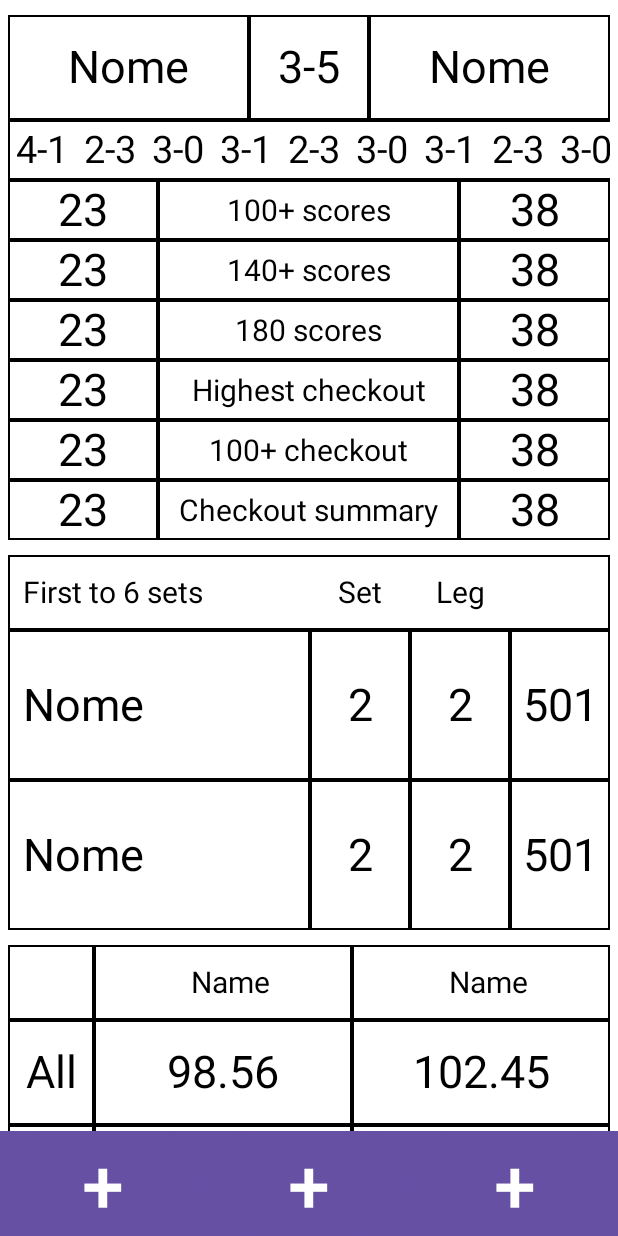
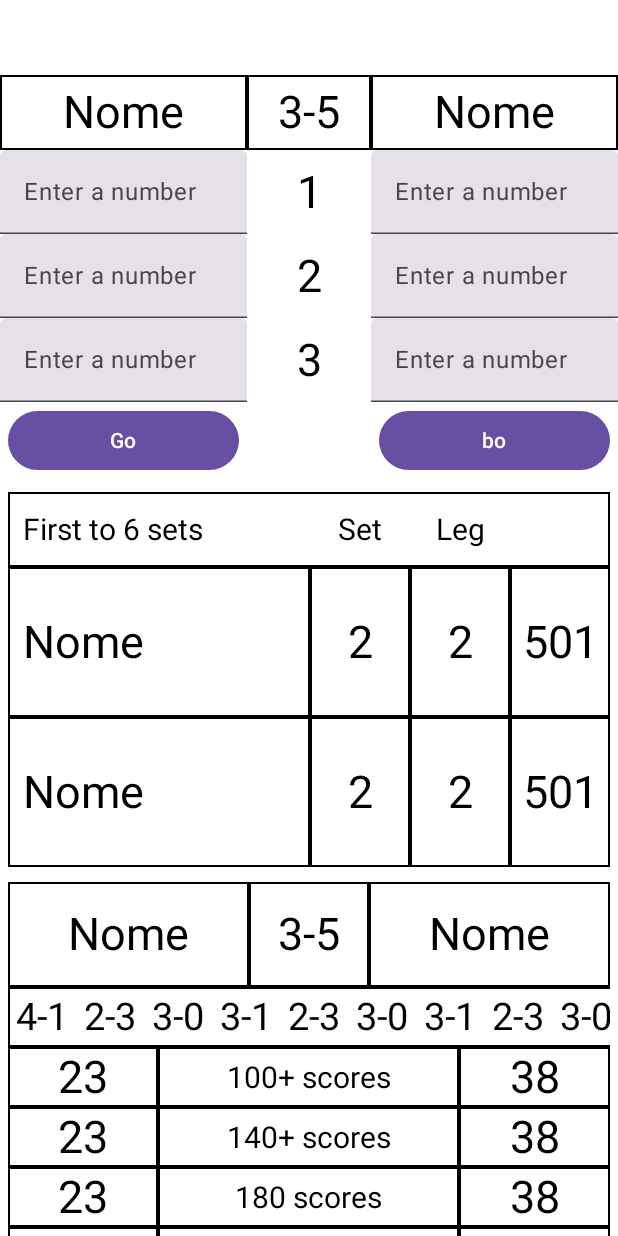
Before and after one commit to GiuliaPeretti/dart-stats, an Android app built with Jetpack Compose: the @Preview function StatsScreen, on a phone screen of 412 x 824 dp. Run offline under Robolectric (Android 15) with nearby library versions, the phone set to English and light mode, and no system bars.

```diff
--- a/app/build.gradle.kts
+++ b/app/build.gradle.kts
@@ -49,6 +49,7 @@ dependencies {
     implementation(libs.androidx.ui.graphics)
     implementation(libs.androidx.ui.tooling.preview)
     implementation(libs.androidx.material3)
+    implementation(libs.androidx.navigation.compose)
     testImplementation(libs.junit)
     androidTestImplementation(libs.androidx.junit)
     androidTestImplementation(libs.androidx.espresso.core)
--- a/app/src/main/java/com/example/dartsstats/MainActivity.kt
+++ b/app/src/main/java/com/example/dartsstats/MainActivity.kt
@@ -4,6 +4,7 @@ import android.os.Bundle
 import androidx.activity.ComponentActivity
 import androidx.activity.compose.setContent
 import androidx.activity.enableEdgeToEdge
+import androidx.activity.viewModels
 import androidx.compose.foundation.layout.fillMaxSize
 import androidx.compose.foundation.layout.padding
 import androidx.compose.material3.Scaffold
@@ -11,13 +12,18 @@ import androidx.compose.material3.Text
 import androidx.compose.runtime.Composable
 import androidx.compose.ui.Modifier
 import androidx.compose.ui.tooling.preview.Preview
+import androidx.lifecycle.ViewModel
+import androidx.lifecycle.ViewModelProvider
 import com.example.dartsstats.ui.theme.Theme
 
 class MainActivity : ComponentActivity() {
+
+
     override fun onCreate(savedInstanceState: Bundle?) {
         super.onCreate(savedInstanceState)
         enableEdgeToEdge()
         setContent {
+            StatsScreen()
         }
     }
 }
--- a/app/src/main/java/com/example/dartsstats/Stats.kt
+++ b/app/src/main/java/com/example/dartsstats/Stats.kt
@@ -5,6 +5,7 @@ import androidx.compose.foundation.border
 import androidx.compose.foundation.gestures.scrollable
 import androidx.compose.foundation.horizontalScroll
 import androidx.compose.foundation.layout.Arrangement
+import androidx.compose.foundation.layout.Box
 import androidx.compose.foundation.layout.Column
 import androidx.compose.foundation.layout.Row
 import androidx.compose.foundation.layout.fillMaxHeight
@@ -13,12 +14,21 @@ import androidx.compose.foundation.layout.fillMaxWidth
 import androidx.compose.foundation.layout.height
 import androidx.compose.foundation.layout.padding
 import androidx.compose.foundation.rememberScrollState
+import androidx.compose.foundation.text.KeyboardOptions
 import androidx.compose.foundation.verticalScroll
+import androidx.compose.material3.Button
+import androidx.compose.material3.OutlinedTextField
 import androidx.compose.material3.Text
+import androidx.compose.material3.TextField
 import androidx.compose.runtime.Composable
+import androidx.compose.runtime.getValue
+import androidx.compose.runtime.mutableStateOf
+import androidx.compose.runtime.remember
+import androidx.compose.runtime.setValue
 import androidx.compose.ui.Alignment
 import androidx.compose.ui.Modifier
 import androidx.compose.ui.graphics.Color
+import androidx.compose.ui.text.input.KeyboardType
 import androidx.compose.ui.tooling.preview.Preview
 import androidx.compose.ui.unit.dp
 import androidx.compose.ui.unit.sp
@@ -39,16 +49,196 @@ fun StatsScreen() {
             .fillMaxSize()
             .background(color = Theme().background)
             .verticalScroll(rememberScrollState())
+            .padding(bottom = 100.dp, top = 50.dp)
 
         //.background(color = Color.White)
     ) {
+
+        var numberInput by remember { mutableStateOf("") }
+
+//        NumericInputField(
+//            value = numberInput,
+//            onValueChange = { newInput -> numberInput = newInput }
+//        )
+//
+//        Row(modifier = Modifier
+//            .fillMaxWidth()
+//            .height(70.dp)
+//            .background(color = Color.Magenta)
+//        ){
+//
+//        }
+        Inputs()
+        ScoreTab()
+
         ClosureStats()
-        ScoreTab()
+
         AverageTab()
     }
-    NavigationBar()
+    //NavigationBar()
 }
 
+@Composable
+fun Inputs(){
+    Column(modifier=Modifier
+        .fillMaxWidth()
+        .background(color = Theme().background)
+    ){
+        Row(modifier = Modifier
+            .fillMaxWidth()
+            .height(height = 50.dp)
+            .border(width = 1.dp, color = Theme().onBackground)
+            .background(color = Theme().background)
+        ){
+            Column(
+                modifier = Modifier
+                    .weight(2f)
+                    .fillMaxHeight()
+                    .border(width = 1.dp, color = Theme().onBackground)
+                    .background(color = Theme().background),
+                Arrangement.Center
+            ) {
+                Text(
+                    text = "Nome",
+                    fontSize = 30.sp,
+                    modifier = Modifier
+                        .align(Alignment.CenterHorizontally)
+                )
+            }
+            Column(
+                modifier = Modifier
+                    .weight(1f)
+                    .fillMaxHeight()
+                    .border(width = 1.dp, color = Theme().onBackground)
+                    .background(color = Theme().background),
+                Arrangement.Center
+            ) {
+                Text(
+                    text = "3-5",
+                    fontSize = 30.sp,
+                    modifier = Modifier
+                        .align(Alignment.CenterHorizontally)
+                )
+            }
+            Column(
+                modifier = Modifier
+                    .weight(2f)
+                    .fillMaxHeight()
+                    .border(width = 1.dp, color = Theme().onBackground)
+                    .background(color = Theme().background),
+                Arrangement.Center
+            ) {
+                Text(
+                    text = "Nome",
+                    fontSize = 30.sp,
+                    modifier = Modifier
+                        .align(Alignment.CenterHorizontally)
+                )
+            }
+
+        }
+
+
+        for(i in 1..3){
+            Row(modifier = Modifier,
+                Arrangement.Center
+
+            ) {
+                var numberInput1 by remember { mutableStateOf("") }
+                var numberInput2 by remember { mutableStateOf("") }
+
+                Row(
+                    modifier = Modifier
+                        .weight(2f)
+                        .align(Alignment.CenterVertically),
+                    Arrangement.Center
+                ) {
+                    NumericInputField(
+                        value = numberInput1,
+                        onValueChange = { newInput -> numberInput1 = newInput }
+                    )
+                }
+
+                Row(
+                    modifier = Modifier
+                        .weight(1f)
+                        .align(Alignment.CenterVertically),
+                    Arrangement.Center
+                ) {
+                    Text(text = i.toString(), fontSize = 30.sp)
+                }
+
+
+                Row(modifier = Modifier
+                    .weight(2f)) {
+                NumericInputField(
+                    value = numberInput2,
+                    onValueChange = { newInput -> numberInput2 = newInput }
+                )
+            }
+
+            }
+        }
+
+
+        Row(modifier = Modifier
+            .fillMaxWidth()
+            .height(height = 50.dp)
+            //.border(width = 1.dp, color = Theme().onBackground)
+            .background(color = Theme().background)
+        ){
+            Column(
+                modifier = Modifier
+                    .weight(2f)
+                    .fillMaxHeight()
+                    //.border(width = 1.dp, color = Theme().onBackground)
+                    .background(color = Theme().background),
+                Arrangement.Center
+            ) {
+                Button(
+                    onClick = {/*TODO*/},
+                    modifier = Modifier
+                        .fillMaxWidth()
+                        .fillMaxHeight()
+                        .padding(5.dp)
+                ) {
+                    Text(text = "Go")
+                }
+            }
+            Column(
+                modifier = Modifier
+                    .weight(1f)
+                    .fillMaxHeight()
+                    //.border(width = 1.dp, color = Theme().onBackground)
+                    .background(color = Theme().background),
+                Arrangement.Center
+            ) {
+
+            }
+            Column(
+                modifier = Modifier
+                    .weight(2f)
+                    .fillMaxHeight()
+                    //.border(width = 1.dp, color = Theme().onBackground)
+                    .background(color = Theme().background),
+                Arrangement.Center
+            ) {
+                Button(
+                    onClick = {/*TODO*/},
+                    modifier = Modifier
+                        .fillMaxWidth()
+                        .fillMaxHeight()
+                        .padding(5.dp)
+                ) {
+                    Text(text = "bo")
+                }
+            }
+
+        }
+
+
+    }
+}
 
 @Composable
 fun RowScore() {
@@ -558,4 +748,29 @@ fun ClosureBar(category: String, stat1: Int, stat2: Int) {
             )
         }
     }
+
+
+
 }
+
+
+
+@Composable
+fun NumericInputField(
+    value: String,
+    onValueChange: (String) -> Unit
+) {
+    TextField(
+        value = value,
+        onValueChange = { input ->
+            // Allow only digits
+            if (input.all { it.isDigit() }) {
+                onValueChange(input)
+            }
+        },
+        label = { Text("Enter a number") },
+        keyboardOptions = KeyboardOptions(
+            keyboardType = KeyboardType.Number // Numeric keyboard
+        )
+    )
+}
--- a/gradle/libs.versions.toml
+++ b/gradle/libs.versions.toml
@@ -1,5 +1,5 @@
 [versions]
-agp = "8.7.3"
+agp = "8.8.0"
 kotlin = "2.0.0"
 coreKtx = "1.10.1"
 junit = "4.13.2"
@@ -8,9 +8,11 @@ espressoCore = "3.5.1"
 lifecycleRuntimeKtx = "2.6.1"
 activityCompose = "1.8.0"
 composeBom = "2024.04.01"
+navigationCompose = "2.8.5"
 
 [libraries]
 androidx-core-ktx = { group = "androidx.core", name = "core-ktx", version.ref = "coreKtx" }
+androidx-x-x-x-alpha04 = { module = "androidx.navigation-navigation-compose:2.4.0-alpha04" }
 junit = { group = "junit", name = "junit", version.ref = "junit" }
 androidx-junit = { group = "androidx.test.ext", name = "junit", version.ref = "junitVersion" }
 androidx-espresso-core = { group = "androidx.test.espresso", name = "espresso-core", version.ref = "espressoCore" }
@@ -24,6 +26,7 @@ androidx-ui-tooling-preview = { group = "androidx.compose.ui", name = "ui-toolin
 androidx-ui-test-manifest = { group = "androidx.compose.ui", name = "ui-test-manifest" }
 androidx-ui-test-junit4 = { group = "androidx.compose.ui", name = "ui-test-junit4" }
 androidx-material3 = { group = "androidx.compose.material3", name = "material3" }
+androidx-navigation-compose = { group = "androidx.navigation", name = "navigation-compose", version.ref = "navigationCompose" }
 
 [plugins]
 android-application = { id = "com.android.application", version.ref = "agp" }
```
Also changed, not shown: app/src/main/java/com/example/dartsstats/DartsOnAction.kt (added, +9 -0 lines), app/src/main/java/com/example/dartsstats/DartsState.kt (added, +8 -0 lines), app/src/main/java/com/example/dartsstats/DartsViewModel.kt (added, +14 -0 lines), app/src/main/java/com/example/dartsstats/NavController.kt (added, +26 -0 lines), app/src/main/java/com/example/dartsstats/Set.kt (added, +250 -0 lines), gradle/wrapper/gradle-wrapper.properties.
